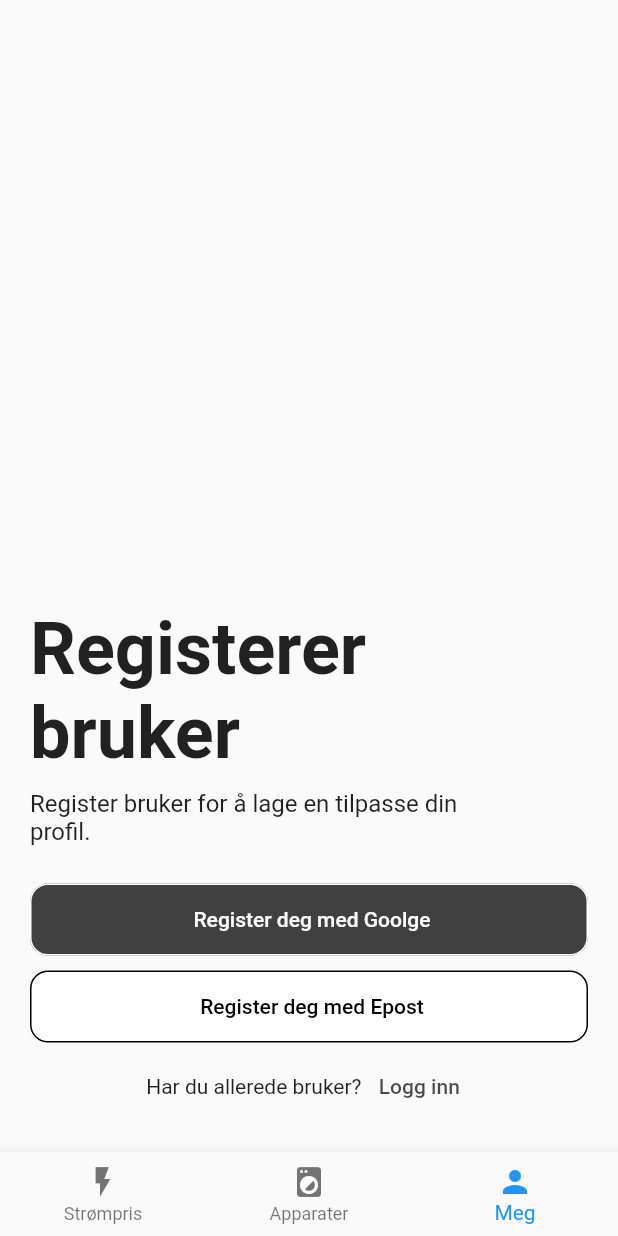
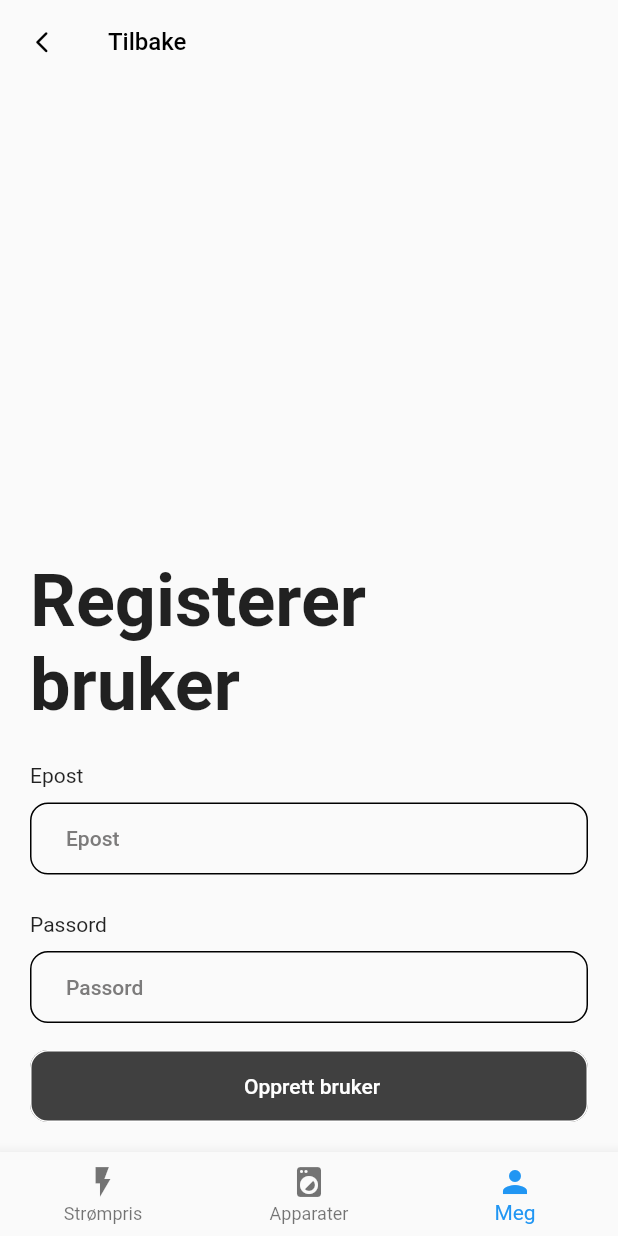
Before and after one commit to GrammersTechnology/Energy-App, a Flutter app: the screen it shows after launch, item 3 of the bottom bar chosen, after a tap on "Register deg med Epost", on a phone screen of 412 x 824 dp. Run offline on Flutter 3.47's test engine with Material 2 defaults, Android fonts, the phone set to English and light mode, and no system bars; our stand-ins replace cloud_firestore, csv, dio, firebase_auth, firebase_core, firebase_storage and 9 more; accounts and stored records are empty; network calls fail.

Commit message:
[ Update ] Profile Update

```diff
--- a/lib/features/auth/screen/profile_auth.dart
+++ b/lib/features/auth/screen/profile_auth.dart
@@ -16,7 +16,7 @@ class ProfileAuthentication extends ConsumerWidget {
     final controller = ref.watch(authControllerProvider);
     ref.watch(stateUpdateProvider);
     return Scaffold(
-        appBar: controller.loginCompleted == false &&
+        appBar: (controller.isRegister == true || controller.isLogin == true) &&
                 controller.showLoginContent == false
             ? AppBar(
                 backgroundColor: Colors.transparent,
@@ -24,8 +24,14 @@ class ProfileAuthentication extends ConsumerWidget {
                 leading: IconButton(
                     onPressed: () {
                       controller.showLoginContent = true;
+                      controller.isRegister = false;
+                      controller.isLogin = false;
                       ref.read(stateUpdateProvider.notifier).state =
                           controller.showLoginContent;
+                      ref.read(stateUpdateProvider.notifier).state =
+                          controller.isRegister;
+                      ref.read(stateUpdateProvider.notifier).state =
+                          controller.isLogin;
                     },
                     icon: const Icon(
                       Icons.arrow_back_ios_new_rounded,
@@ -78,9 +84,11 @@ class ProfileAuthentication extends ConsumerWidget {
                               label: "Register deg med Epost",
                               labelColor: Colors.black,
                               onPressed: () {
-                                controller.toggleContent();
+                                controller.toggleRegisterContent();
                                 ref.read(stateUpdateProvider.notifier).state =
                                     controller.showLoginContent;
+                                ref.read(stateUpdateProvider.notifier).state =
+                                    controller.isRegister;
                               },
                               color: Colors.white,
                               borderColor: Colors.black,
@@ -91,7 +99,15 @@ class ProfileAuthentication extends ConsumerWidget {
                               children: [
                                 const Text('Har du allerede bruker?'),
                                 TextButton(
-                                  onPressed: () {},
+                                  onPressed: () {
+                                    controller.toggleLoginContent();
+                                    ref
+                                        .read(stateUpdateProvider.notifier)
+                                        .state = controller.showLoginContent;
+                                    ref
+                                        .read(stateUpdateProvider.notifier)
+                                        .state = controller.isLogin;
+                                  },
                                   child: const Text(
                                     ' Logg inn',
                                     style: TextStyle(
@@ -103,8 +119,47 @@ class ProfileAuthentication extends ConsumerWidget {
                           ],
                         ),
                       )
-                    ] else ...[
-                      if (controller.loginCompleted == false) ...[
+                    ] else if (controller.showLoginContent == false &&
+                        controller.isLogin == true) ...[
+                      Expanded(
+                        child: Column(
+                          mainAxisAlignment: MainAxisAlignment.end,
+                          crossAxisAlignment: CrossAxisAlignment.start,
+                          children: [
+                            const Text(
+                              'Logg inn',
+                              style: TextStyle(
+                                  fontSize: 48, fontWeight: FontWeight.bold),
+                            ),
+                            vSpaceMedium,
+                            const Text('Epost'),
+                            vSpaceSmall,
+                            BygeInputField(
+                              controller: controller.emailController,
+                              placeholder: 'Epost',
+                              placeholderColor:
+                                  const Color.fromARGB(255, 124, 123, 123),
+                            ),
+                            vSpaceMedium,
+                            const Text('Passord'),
+                            vSpaceSmall,
+                            BygeInputField(
+                              controller: controller.passwordController,
+                              placeholder: 'Passord',
+                              placeholderColor:
+                                  const Color.fromARGB(255, 124, 123, 123),
+                            ),
+                            vSpaceRegular,
+                            BygePrimaryButton(
+                              label: "Logg inn",
+                              onPressed: () {},
+                              color: const Color(0XFF404040),
+                            ),
+                          ],
+                        ),
+                      ),
+                    ] else if (controller.showLoginContent == false &&
+                        controller.isRegister == true) ...[
                       Expanded(
                         child: Column(
                           mainAxisAlignment: MainAxisAlignment.end,
@@ -118,26 +173,37 @@ class ProfileAuthentication extends ConsumerWidget {
                             vSpaceMedium,
                             const Text('Epost'),
                             vSpaceSmall,
-                              const BygeInputField(
+                            BygeInputField(
+                              controller: controller.emailController,
                               placeholder: 'Epost',
                               placeholderColor:
-                                    Color.fromARGB(255, 124, 123, 123),
+                                  const Color.fromARGB(255, 124, 123, 123),
                             ),
                             vSpaceMedium,
                             const Text('Passord'),
                             vSpaceSmall,
-                              const BygeInputField(
+                            BygeInputField(
+                              controller: controller.passwordController,
                               placeholder: 'Passord',
                               placeholderColor:
-                                    Color.fromARGB(255, 124, 123, 123),
+                                  const Color.fromARGB(255, 124, 123, 123),
                             ),
                             vSpaceRegular,
                             BygePrimaryButton(
-                                label: "Register deg med Goolge",
+                              label: "Opprett bruker",
                               onPressed: () {
-                                  controller.finishLogin();
+                                // controller.login(context);
+                                // ref.read(stateUpdateProvider.notifier).state =
+                                //     controller.isLogin;
+                                controller.showLoginContent = false;
+                                controller.isRegister = false;
+                                controller.isLogin = false;
                                 ref.read(stateUpdateProvider.notifier).state =
-                                      controller.loginCompleted;
+                                    controller.showLoginContent;
+                                ref.read(stateUpdateProvider.notifier).state =
+                                    controller.isRegister;
+                                ref.read(stateUpdateProvider.notifier).state =
+                                    controller.isLogin;
                               },
                               color: const Color(0XFF404040),
                             ),
@@ -146,7 +212,6 @@ class ProfileAuthentication extends ConsumerWidget {
                       ),
                     ] else ...[
                       const AuthenticationFinished()
-                      ]
                     ],
                   ],
                 ),
```
Also changed, not shown: lib/features/auth/controller/auth_controller.dart (+35 -17 lines). Lines whose indentation alone changed are shown as unchanged.
